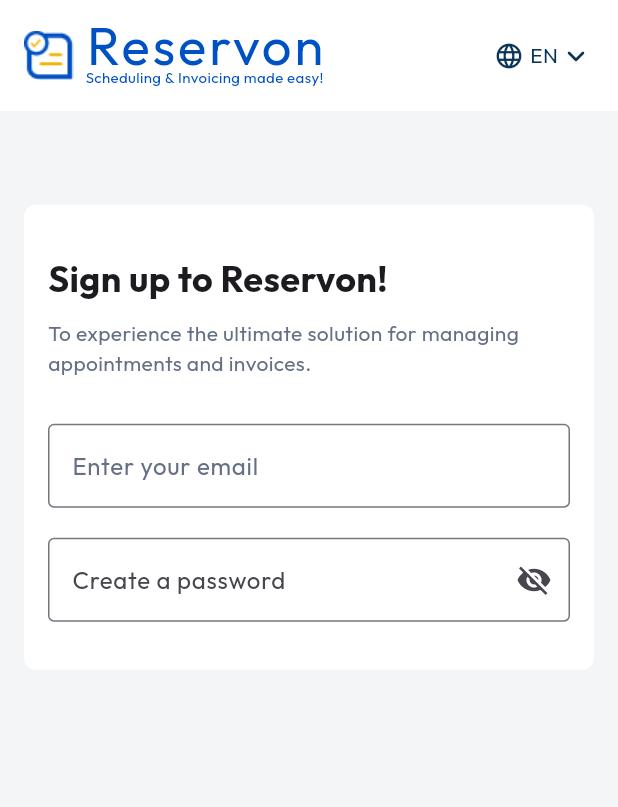
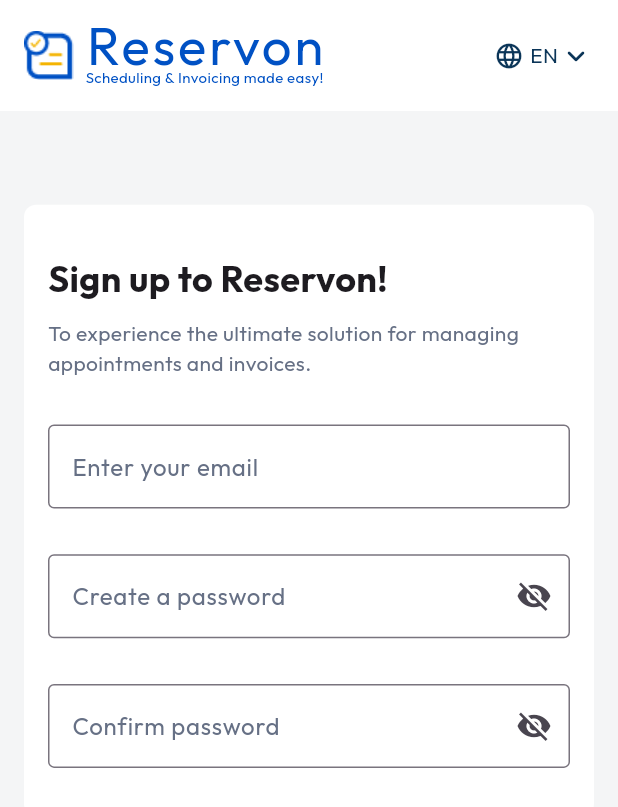
Before and after one commit to EMy-Max/reson-us, a Flutter app: the screen it shows after launch, on a phone screen of 412 x 824 dp. Shown: the top 807 px of the screen. Run offline on Flutter 3.47's test engine with Material 3 defaults, Android fonts, the phone set to English and light mode, and no system bars; our stand-ins replace flutter_screenutil.

Commit message:
Wang commit

```diff
--- a/lib/screens/signup_and_login/signup_1.dart
+++ b/lib/screens/signup_and_login/signup_1.dart
@@ -17,13 +17,13 @@ class _Signup1State extends State<Signup1> {
           child: Column(
             crossAxisAlignment: CrossAxisAlignment.start,
             children: [
-               AuthProcessAppBar(),
+               const AuthProcessAppBar(),
               SizedBox(
                 height: ScreenUtil().setHeight(30), // Adapts to screen size
               ),
               Container(
-                padding: EdgeInsets.symmetric(horizontal: 16, vertical: 32),
-                margin: EdgeInsets.symmetric(horizontal: 16, vertical: 32),
+                padding: const EdgeInsets.symmetric(horizontal: 16, vertical: 32),
+                margin: const EdgeInsets.symmetric(horizontal: 16, vertical: 32),
                 decoration: BoxDecoration(
                   borderRadius: BorderRadius.circular(8),
                   color: Colors.white,
@@ -34,91 +34,67 @@ class _Signup1State extends State<Signup1> {
                   children: [
                     Text(
                       'Sign up to $brandName!',
-                      style: TextStyle(fontSize: 24, fontWeight: FontWeight.bold),
+                      style: const TextStyle(fontSize: 24, fontWeight: FontWeight.bold),
                     ),
-                    SizedBox(height: 10),
+                    SizedBox(
+                      height: ScreenUtil().setHeight(10), // Adapts to screen size
+                    ),
                     Text(
                       'To experience the ultimate solution for managing appointments and invoices.',
                       style: TextStyle(color: grey3),
                     ),
-                    SizedBox(height: 30),
+                    SizedBox(
+                      height: ScreenUtil().setHeight(30), // Adapts to screen size
+                    ),
                     TextField(
+                      autofocus: false,
                       decoration: InputDecoration(
                         labelText: 'Enter your email',
                         labelStyle: TextStyle(color: grey3),
                         floatingLabelBehavior: FloatingLabelBehavior.auto,
-                        contentPadding: EdgeInsets.fromLTRB(12, 20, 12, 12),
-                        border: OutlineInputBorder(),
+                        //contentPadding: const EdgeInsets.fromLTRB(12, 20, 12, 12),
+                        border: const OutlineInputBorder(),
                         focusedBorder: OutlineInputBorder(
                           borderSide: BorderSide(color:grey3, width: 2.0),
                         ),
                       ),
                     ),
-                    // TextField(
-                    //   decoration: InputDecoration(
-                    //     hintText: 'Enter your email',
-                    //     border: OutlineInputBorder(),
-                    //   ),
-                    // ),
-                    SizedBox(height: 20),
+                    SizedBox(
+                      height: ScreenUtil().setHeight(30), // Adapts to screen size
+                    ),
                     TextField(
                       obscureText: true,
+                      autofocus: false,
                       decoration: InputDecoration(
-                        hintText: 'Create a password',
-                        border: OutlineInputBorder(),
-                        suffixIcon: Icon(Icons.visibility_off),
+                        labelText: 'Create a password',
+                        labelStyle: TextStyle(color: grey3),
+                        floatingLabelBehavior: FloatingLabelBehavior.auto,
+                        //contentPadding: const EdgeInsets.fromLTRB(12, 20, 12, 12),
+                        border: const OutlineInputBorder(),
+                        focusedBorder: OutlineInputBorder(
+                          borderSide: BorderSide(color:grey3, width: 2.0),
+                        ),
+                        suffixIcon: const Icon(Icons.visibility_off),
                       ),
                     ),
-                    // SizedBox(height: 20),
-                    // TextField(
-                    //   obscureText: true,
-                    //   decoration: InputDecoration(
-                    //     hintText: 'Confirm password',
-                    //     border: OutlineInputBorder(),
-                    //     suffixIcon: Icon(Icons.visibility_off),
-                    //   ),
-                    // ),
-                    // SizedBox(height: 20),
-                    // Row(
-                    //   children: [
-                    //     Checkbox(value: false, onChanged: (value) {}),
-                    //     Expanded(
-                    //       child: Text(
-                    //         'Notify me on new offers, product updates and more exclusive stuff.',
-                    //         style: TextStyle(fontSize: 12),
-                    //       ),
-                    //     ),
-                    //   ],
-                    // ),
-                    // SizedBox(height: 20),
-                    // Row(
-                    //   mainAxisAlignment: MainAxisAlignment.spaceBetween,
-                    //   children: [
-                    //     Text('Got an account? Login'),
-                    //     ElevatedButton(
-                    //       onPressed: () {},
-                    //       child: Text('Continue'),
-                    //     ),
-                    //   ],
-                    // ),
-                    // Spacer(),
-                    // Row(
-                    //   mainAxisAlignment: MainAxisAlignment.center,
-                    //   children: [
-                    //     ElevatedButton.icon(
-                    //       onPressed: () {},
-                    //       icon: Icon(Icons.g_mobiledata, size: 24),
-                    //       label: Text('Sign up with Google'),
-                    //     ),
-                    //     SizedBox(width: 20),
-                    //     ElevatedButton.icon(
-                    //       onPressed: () {},
-                    //       icon: Icon(Icons.apple, size: 24),
-                    //       label: Text('Sign up with Apple'),
-                    //     ),
-                    //   ],
-                    // ),
-                    // SizedBox(height: 20),
+                    SizedBox(
+                      height: ScreenUtil().setHeight(30), // Adapts to screen size
+                    ),
+                    TextField(
+                      obscureText: true,
+                      autofocus: false,
+                      decoration: InputDecoration(
+                        labelText: 'Confirm password',
+                        labelStyle: TextStyle(color: grey3),
+                        floatingLabelBehavior: FloatingLabelBehavior.auto,
+                        //contentPadding: const EdgeInsets.fromLTRB(12, 20, 12, 12),
+                        border: const OutlineInputBorder(),
+                        focusedBorder: OutlineInputBorder(
+                          borderSide: BorderSide(color:grey3, width: 2.0),
+                        ),
+                        suffixIcon: const Icon(Icons.visibility_off),
+                      ),
+                    ),
                   ],
                 ),
               )
```
Also changed, not shown: lib/screens/service_selection/service_selection.dart (added, +59 -0 lines).
